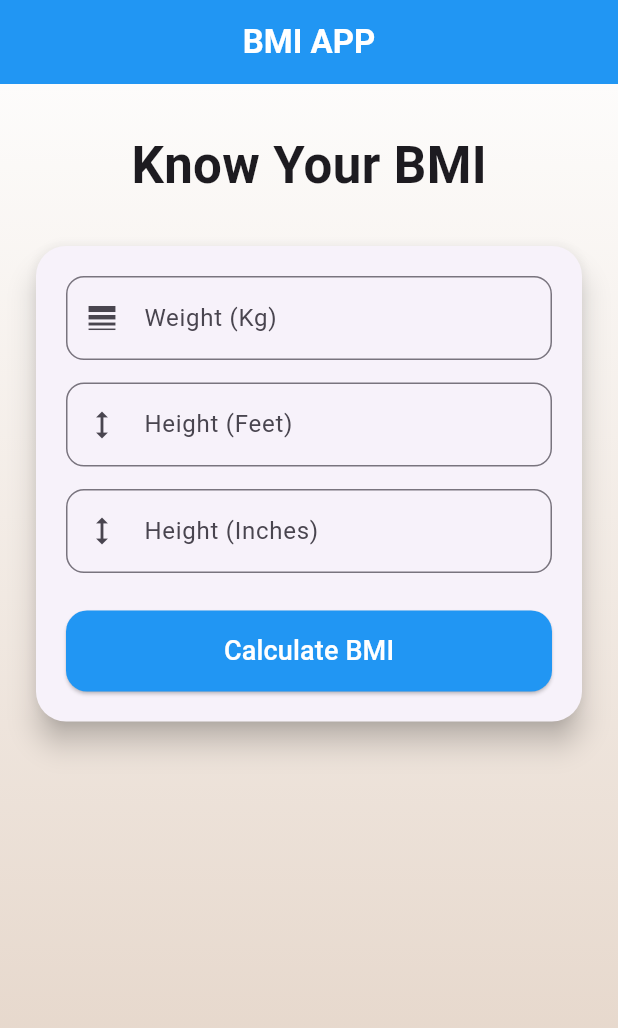
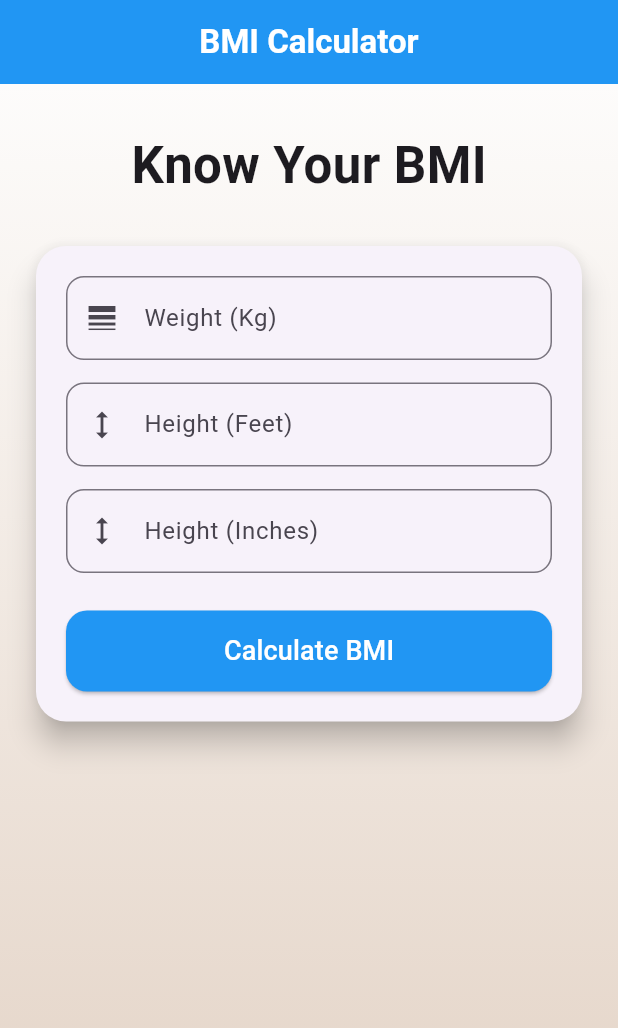
Before and after one commit to Mukesh-mishra28/flutter-bmi-calculator, a Flutter app: the screen it shows after launch, on a phone screen of 412 x 824 dp. Shown: the top 1028 px of the screen. Run offline on Flutter 3.47's test engine with Material 3 defaults, Android fonts, the phone set to English and light mode, and no system bars.

Commit message:
add screenshots to REDME

```diff
--- a/lib/main.dart
+++ b/lib/main.dart
@@ -12,7 +12,7 @@ class MyApp extends StatelessWidget {
   @override
   Widget build(BuildContext context) {
     return MaterialApp(
-      title: 'Flutter Demo',
+      title: 'Flutter BMI Calculator',
       debugShowCheckedModeBanner: false,
       home: SplashPage(),
     );
@@ -53,7 +53,7 @@ class _MyHomePageState extends State<MyHomePage> {
       appBar: AppBar(
         title: Center(
           child: Text(
-            'BMI APP',
+            'BMI Calculator',
             style: TextStyle(color: Colors.white, fontWeight: FontWeight.bold),
           ),
         ),
--- a/lib/result_page.dart
+++ b/lib/result_page.dart
@@ -24,7 +24,7 @@ class _ResultPageState extends State<ResultPage> {
           },
         ),
         title: Text(
-          "BMI RESULT",
+          "BMI Result",
           style: TextStyle(color: Colors.white, fontWeight: FontWeight.bold),
         ),
         centerTitle: true,
--- a/pubspec.yaml
+++ b/pubspec.yaml
@@ -61,8 +61,8 @@ flutter:
   uses-material-design: true
 
   # To add assets to your application, add an assets section, like this:
-  # assets:
-  #   - images/a_dot_burr.jpeg
+assets:
+  - images/screenshots/
   #   - images/a_dot_ham.jpeg
 
   # An image asset can refer to one or more resolution-specific "variants", see
```
Also changed, not shown: 6 other files.
